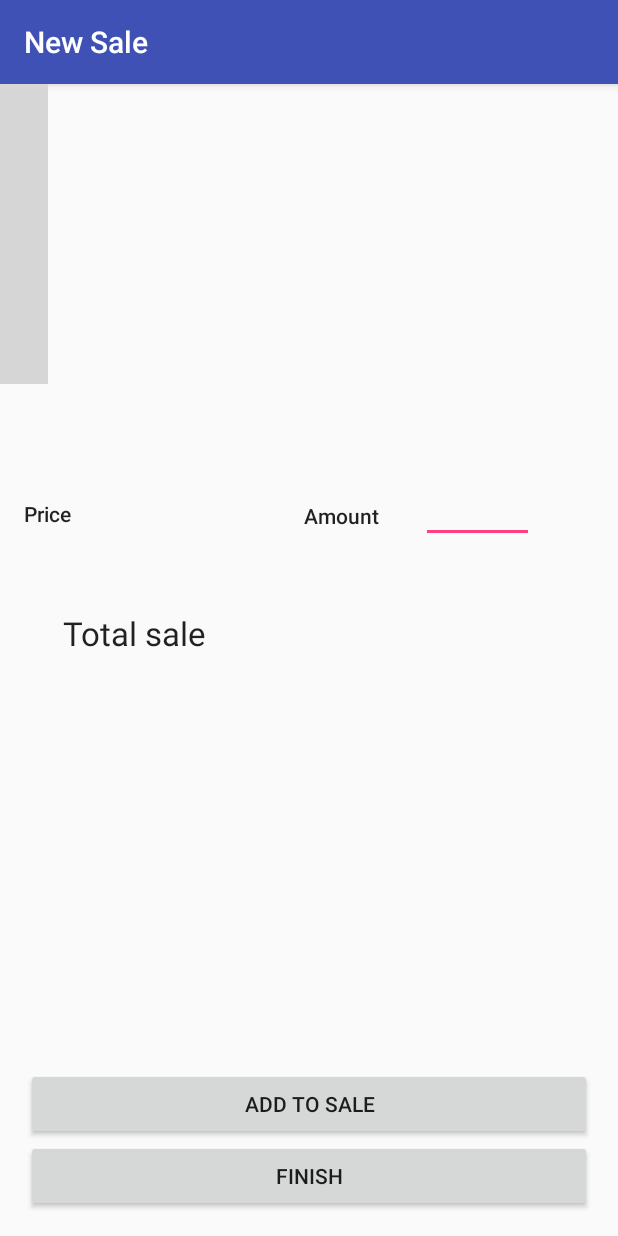
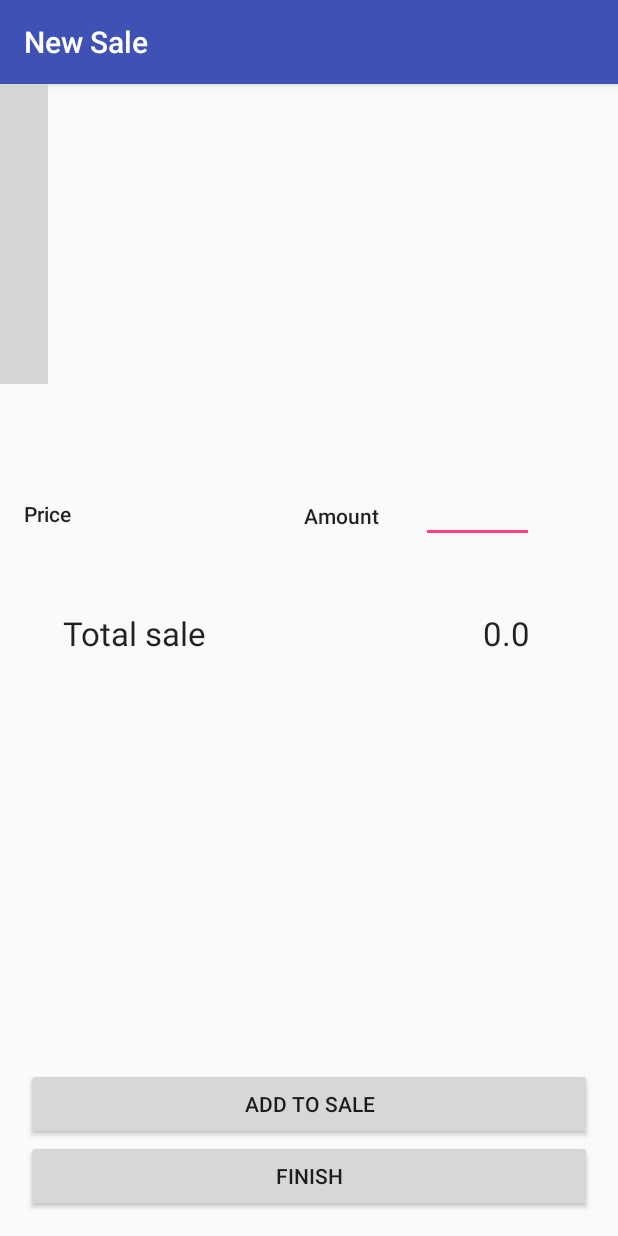
Before and after one commit to arun4fms/mobilerp-android, an Android app: the fragment SalesFragment shown on its own in the app's theme, after a tap on "ADD TO SALE", on a phone screen of 412 x 824 dp. Run offline under Robolectric (Android 15) with nearby library versions, the phone set to English and light mode, and no system bars; our stand-ins replace Volley; libraries missing offline, so code that uses them is left out: com.journeyapps.barcodescanner; plain views replace DecoratedBarcodeView; 10 statements that could not run were skipped; grey boxes are pictures that could not be loaded.

```diff
--- a/app/src/main/java/com/mobilerp/pathwaysstudio/mobilerp/SalesFragment.java
+++ b/app/src/main/java/com/mobilerp/pathwaysstudio/mobilerp/SalesFragment.java
@@ -35,17 +35,23 @@ import java.util.List;
  */
 public class SalesFragment extends Fragment {
 
+    String lastBarcode;
+    Double totalSale;
+    boolean isNewProduct;
+
+    APIServer apiServer;
+    ArrayList<SalesItem> items;
+
     Context context;
-    boolean isNewProduct;
     DecoratedBarcodeView barcodeView;
     BeepManager beepManager;
-    String lastBarcode, lastName;
     CameraSettings settings;
-    APIServer apiServer;
-    TextView tvName, tvAmount, tvSale, tvPrice;
+
+    TextView tvName, tvSale, tvPrice;
     EditText etAmount;
     Button btnAddSale, btnEndSale;
-    ArrayList<SalesItem> items;
+
+
     private BarcodeCallback callback = new BarcodeCallback() {
         @Override
         public void barcodeResult(BarcodeResult result) {
@@ -117,6 +123,7 @@ public class SalesFragment extends Fragment {
         });
 
         items = new ArrayList<>();
+        totalSale = 0.0;
     }
 
     @Override
@@ -127,12 +134,15 @@ public class SalesFragment extends Fragment {
     }
 
     private void addProduct(){
+        int amount = Integer.parseInt(etAmount.getText().toString());
+        Double price = Double.parseDouble(tvPrice.getText().toString());
+        items.add(new SalesItem(lastBarcode, amount, price));
+        totalSale += (items.get(items.size() - 1).price * amount);
+        tvSale.setText(totalSale.toString());
         Toast.makeText(context, tvName.getText().toString() + " " + getString(R.string.added), Toast.LENGTH_LONG).show();
-        items.add(new SalesItem(lastBarcode, 1, Double.parseDouble(tvPrice.getText().toString())));
     }
 
     private void endSale(){
-        Toast.makeText(context, "End Sale", Toast.LENGTH_LONG).show();
 
     }
 
@@ -165,7 +175,7 @@ public class SalesFragment extends Fragment {
         tvName.setText("");
         tvPrice.setText("");
         tvSale.setText("");
-        tvAmount.setText("");
+        etAmount.setText("");
     }
 
     @Override
```
Also changed, not shown: app/src/main/java/com/mobilerp/pathwaysstudio/mobilerp/InvoiceFragment.java (added, +29 -0 lines), app/src/main/res/layout/fragment_invoice.xml (added, +7 -0 lines).
